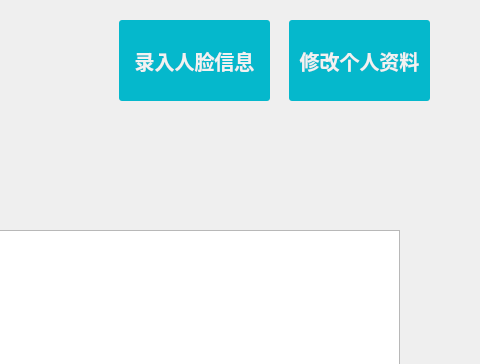
The window that window/main.ui (zzuwcc/zzu-12) describes before a commit, drawn with Qt 5; both pictures show x 551 to 1031 and y 0 to 364 of the 1031 by 719 pixel window.
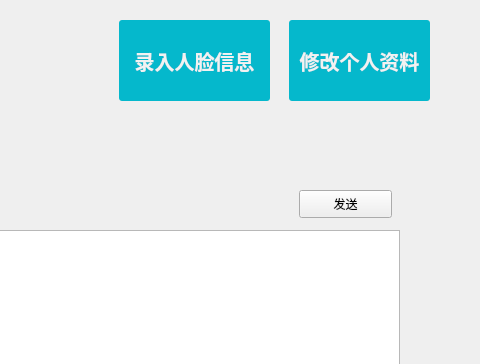
The same window after the commit. The open tabs and pages were chosen to show the change.

Patch:
```diff
--- a/window/main.ui
+++ b/window/main.ui
@@ -231,6 +231,19 @@
          </item>
         </layout>
        </widget>
+       <widget class="QPushButton" name="pushButton_6">
+        <property name="geometry">
+         <rect>
+          <x>680</x>
+          <y>60</y>
+          <width>93</width>
+          <height>28</height>
+         </rect>
+        </property>
+        <property name="text">
+         <string>发送</string>
+        </property>
+       </widget>
       </widget>
       <widget class="QWidget" name="page_2">
        <widget class="QTextBrowser" name="textBrowser">
```
Left out of the diff: 19 changed lines with no effect on the pictures.
